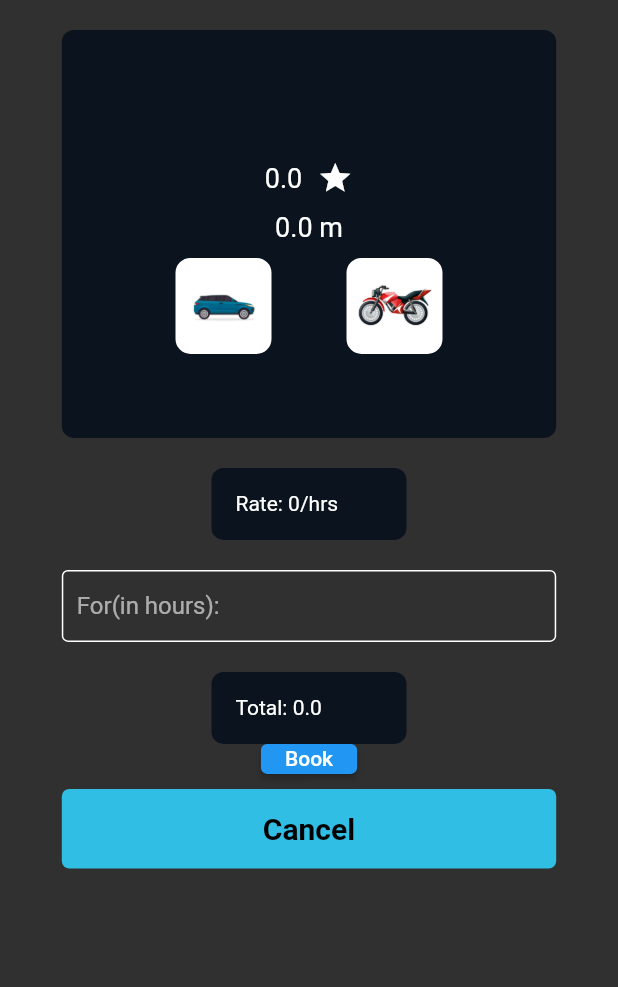
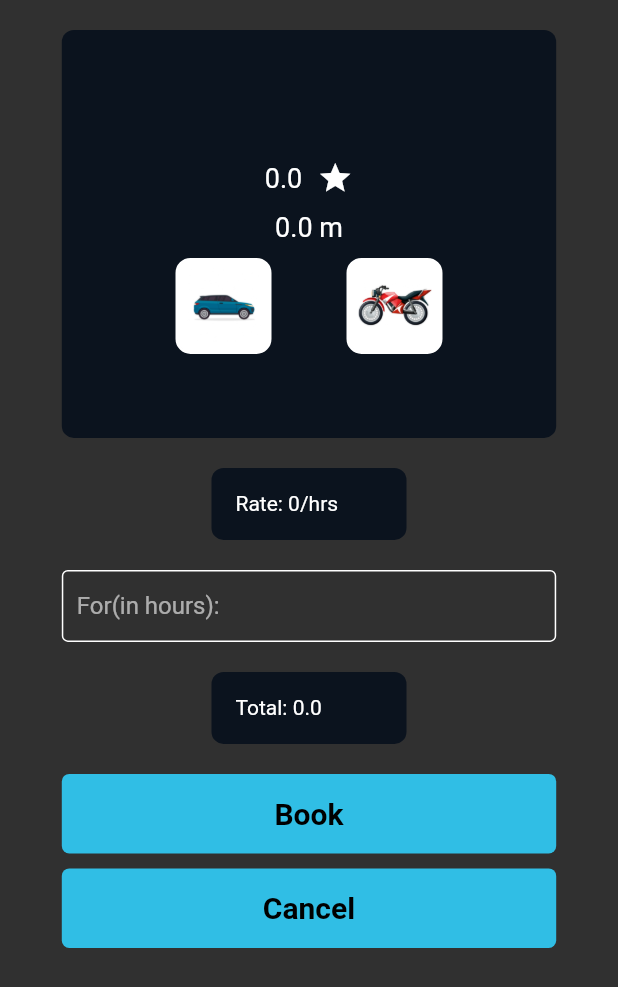
Before and after one commit to PrabeshTimilsina/ParkEase, a Flutter app: the Booking screen opened directly with empty values, on a phone screen of 412 x 824 dp. Shown: the top 987 px of the screen. Run offline on Flutter 3.47's test engine with Material 2 defaults, Android fonts, the phone set to English and light mode, and no system bars; our stand-ins replace hexcolor, sliding_up_panel; missing offline and left inert: flutter_osm_plugin.

Commit message:
Fix the 'book' button and spacings.

```diff
--- a/frontend/lib/presentation/pages/booking.dart
+++ b/frontend/lib/presentation/pages/booking.dart
@@ -150,10 +150,9 @@ class _BookingState extends State<Booking> {
                   ),
                 ),
               ),
-              SizedBox(
-                  height: 20,
-                  child: ElevatedButton(
-                    onPressed: () {
+              const SizedBox(height: 20),
+              MyButton(
+                onTap: () {
                   final int rate = widget.rate;
 
                   final double hours =
@@ -162,8 +161,8 @@ class _BookingState extends State<Booking> {
                     total = rate * hours;
                   });
                 },
-                    child: const Text('Book'),
-                  )),
+                buttonName: "Book",
+              ),
               const SizedBox(height: 10),
               MyButton(
                   onTap: () {
```
Lines whose indentation alone changed are shown as unchanged.
